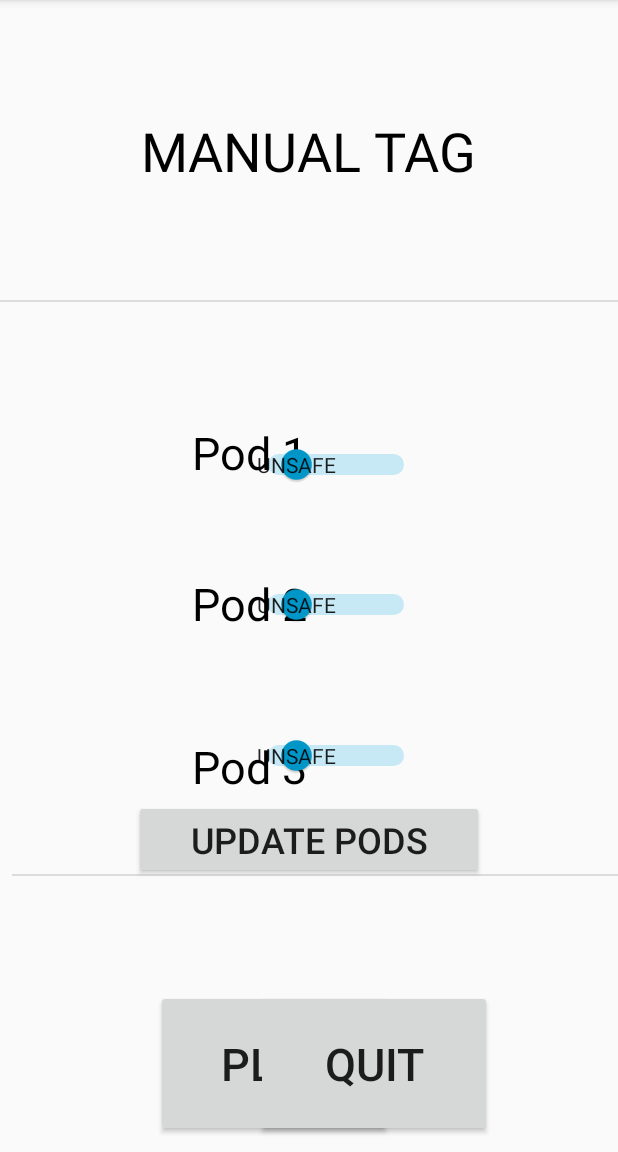
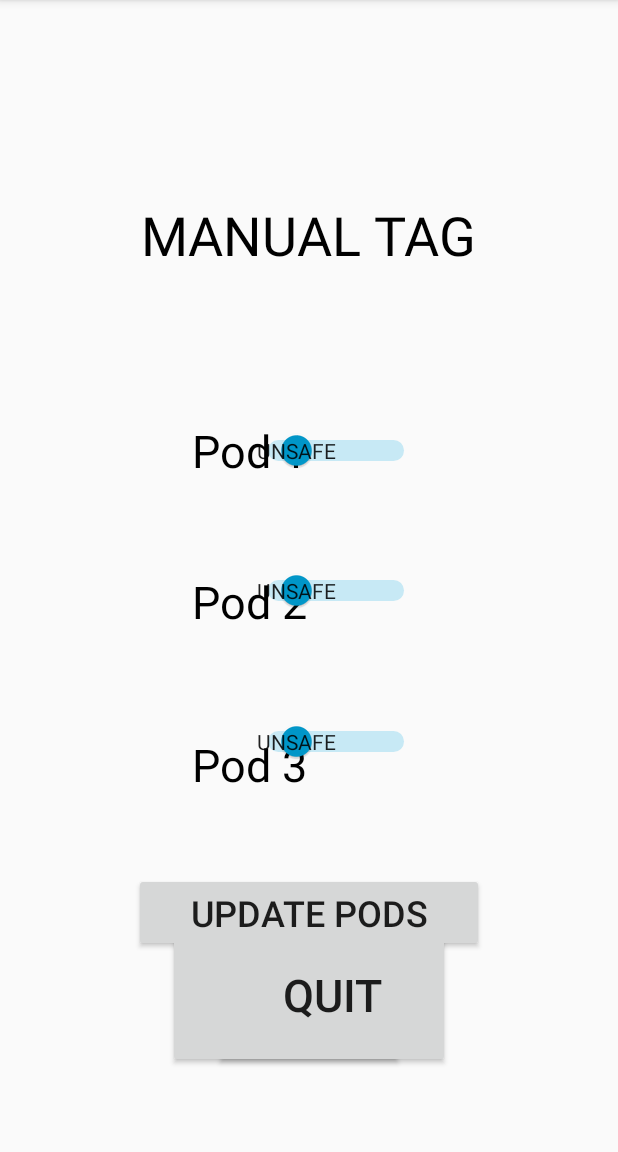
Before and after one commit to nopejpg/BetterGameOfTag, an Android app: the ManualTagActivity screen opened directly, with no data from a screen before it, on a phone screen of 412 x 824 dp, the part 84-1236 px from its top. Run offline under Robolectric (Android 15) with nearby library versions, the phone set to English and light mode, and no system bars.

Commit message:
some updates

```diff
--- a/mobileApp/BGOT_mobile/app/src/main/java/com/bgot/marccelestini/bgot_mobile/AutomatedTagActivity.java
+++ b/mobileApp/BGOT_mobile/app/src/main/java/com/bgot/marccelestini/bgot_mobile/AutomatedTagActivity.java
@@ -5,6 +5,7 @@ import android.support.v7.app.AppCompatActivity;
 import android.os.Bundle;
 import android.view.View;
 import android.widget.Button;
+import android.widget.ProgressBar;
 import android.widget.RadioButton;
 
 
--- a/mobileApp/BGOT_mobile/app/src/main/java/com/bgot/marccelestini/bgot_mobile/ManualTagActivity.java
+++ b/mobileApp/BGOT_mobile/app/src/main/java/com/bgot/marccelestini/bgot_mobile/ManualTagActivity.java
@@ -34,6 +34,7 @@ public class ManualTagActivity extends AppCompatActivity {
             @Override
             public void onClick(View v) {
                 bluetooth.sendMessage("MAN_TAG");
+
             }
         });
 
--- a/mobileApp/BGOT_mobile/app/src/main/res/layout/activity_manual_tag.xml
+++ b/mobileApp/BGOT_mobile/app/src/main/res/layout/activity_manual_tag.xml
@@ -10,70 +10,39 @@
         android:id="@+id/manualTagHeader"
         android:layout_width="wrap_content"
         android:layout_height="48dp"
-        android:layout_marginBottom="76dp"
         android:layout_marginEnd="8dp"
         android:layout_marginStart="8dp"
+        android:layout_marginTop="132dp"
         android:text="Manual Tag"
         android:textAllCaps="true"
         android:textColor="@android:color/black"
         android:textSize="36sp"
-        app:layout_constraintBottom_toTopOf="@+id/manualTagTopDivider"
         app:layout_constraintEnd_toEndOf="parent"
         app:layout_constraintHorizontal_bias="0.498"
-        app:layout_constraintStart_toStartOf="parent" />
-
-    <View
-        android:id="@+id/manualTagTopDivider"
-        android:layout_width="585dp"
-        android:layout_height="1dp"
-        android:layout_marginEnd="8dp"
-        android:layout_marginStart="8dp"
-        android:layout_marginTop="200dp"
-        android:background="?android:attr/listDivider"
-        app:layout_constraintEnd_toEndOf="parent"
         app:layout_constraintStart_toStartOf="parent"
         app:layout_constraintTop_toTopOf="parent" />
-
-    <View
-        android:id="@+id/manualTagBottomDivider"
-        android:layout_width="585dp"
-        android:layout_height="1dp"
-        android:layout_marginBottom="184dp"
-        android:layout_marginEnd="8dp"
-        android:layout_marginStart="8dp"
-        android:background="?android:attr/listDivider"
-        app:layout_constraintBottom_toBottomOf="parent"
-        app:layout_constraintEnd_toEndOf="parent"
-        app:layout_constraintHorizontal_bias="0.0"
-        app:layout_constraintStart_toStartOf="parent" />
 
     <Button
         android:id="@+id/manualTagPlayButton"
         android:layout_width="157dp"
         android:layout_height="98dp"
-        android:layout_marginBottom="8dp"
-        android:layout_marginStart="104dp"
-        android:layout_marginTop="76dp"
+        android:layout_marginBottom="56dp"
+        android:layout_marginStart="112dp"
         android:text="Play"
         android:textSize="30sp"
         app:layout_constraintBottom_toBottomOf="parent"
-        app:layout_constraintStart_toStartOf="parent"
-        app:layout_constraintTop_toBottomOf="@+id/manualTagBottomDivider"
-        app:layout_constraintVertical_bias="0.0" />
+        app:layout_constraintStart_toStartOf="parent" />
 
     <Button
         android:id="@+id/manualTagQuitButton"
         android:layout_width="157dp"
         android:layout_height="98dp"
-        android:layout_marginBottom="8dp"
-        android:layout_marginEnd="84dp"
-        android:layout_marginTop="76dp"
+        android:layout_marginBottom="56dp"
+        android:layout_marginEnd="112dp"
         android:text="Quit"
         android:textSize="30sp"
         app:layout_constraintBottom_toBottomOf="parent"
-        app:layout_constraintEnd_toEndOf="parent"
-        app:layout_constraintTop_toBottomOf="@+id/manualTagBottomDivider"
-        app:layout_constraintVertical_bias="0.0" />
+        app:layout_constraintEnd_toEndOf="parent" />
 
     <TextView
         android:id="@+id/manualTagPod3Label"
@@ -106,13 +75,13 @@
         android:layout_width="wrap_content"
         android:layout_height="wrap_content"
         android:layout_marginStart="128dp"
-        android:layout_marginTop="80dp"
+        android:layout_marginTop="100dp"
         android:text="Pod 1"
         android:textAllCaps="false"
         android:textColor="@android:color/black"
         android:textSize="30sp"
         app:layout_constraintStart_toStartOf="parent"
-        app:layout_constraintTop_toBottomOf="@+id/manualTagTopDivider" />
+        app:layout_constraintTop_toBottomOf="@+id/manualTagHeader" />
 
     <Switch
         android:id="@+id/manualTagPod3Switch"
@@ -149,7 +118,7 @@
         android:layout_width="wrap_content"
         android:layout_height="wrap_content"
         android:layout_marginEnd="132dp"
-        android:layout_marginTop="88dp"
+        android:layout_marginTop="100dp"
         android:showText="true"
         android:textOff="Unsafe"
         android:textOn="Safe"
@@ -157,7 +126,7 @@
         android:thumbTint="@android:color/holo_blue_dark"
         android:trackTint="@android:color/holo_blue_light"
         app:layout_constraintEnd_toEndOf="parent"
-        app:layout_constraintTop_toBottomOf="@+id/manualTagTopDivider" />
+        app:layout_constraintTop_toBottomOf="@+id/manualTagHeader" />
 
     <Button
         android:id="@+id/manualTagUpdateButton"
@@ -165,15 +134,12 @@
         android:layout_height="wrap_content"
         android:layout_marginEnd="8dp"
         android:layout_marginStart="8dp"
-        android:layout_marginTop="8dp"
+        android:layout_marginTop="52dp"
         android:text="Update Pods"
         android:textSize="24sp"
-        app:layout_constraintBottom_toTopOf="@+id/manualTagBottomDivider"
         app:layout_constraintEnd_toEndOf="parent"
-        app:layout_constraintHorizontal_bias="0.498"
         app:layout_constraintStart_toStartOf="parent"
-        app:layout_constraintTop_toBottomOf="@+id/manualTagPod3Label"
-        app:layout_constraintVertical_bias="0.679" />
+        app:layout_constraintTop_toBottomOf="@+id/manualTagPod3Label" />
 
 
 </android.support.constraint.ConstraintLayout>
```
Also changed, not shown: mobileApp/BGOT_mobile/app/src/main/java/com/bgot/marccelestini/bgot_mobile/BluetoothServices.java (+11 -1 lines), mobileApp/BGOT_mobile/app/src/main/res/layout/activity_automated_tag.xml (+6 -34 lines), mobileApp/BGOT_mobile/app/src/main/res/layout/activity_rlgl.xml (+10 -40 lines), 28 other files.
